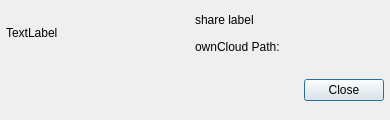
Qt form src/gui/sharedialog.ui (yufish/desktop) before a commit.
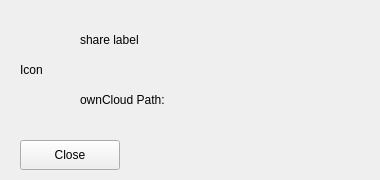
The same form after that commit. Icons and pictures are not drawn.

Commit message: Adjust ui size Policy, width and height for share dialog and its elements.

Patch:
```diff
--- a/src/gui/sharedialog.ui
+++ b/src/gui/sharedialog.ui
@@ -6,8 +6,8 @@
    <rect>
     <x>0</x>
     <y>0</y>
-    <width>390</width>
-    <height>120</height>
+    <width>380</width>
+    <height>180</height>
    </rect>
   </property>
   <property name="sizePolicy">
@@ -18,51 +18,54 @@
   </property>
   <property name="minimumSize">
    <size>
-    <width>390</width>
-    <height>120</height>
+    <width>380</width>
+    <height>180</height>
    </size>
   </property>
   <property name="maximumSize">
    <size>
     <width>16777215</width>
-    <height>120</height>
+    <height>16777215</height>
    </size>
   </property>
   <property name="windowTitle">
    <string>Dialog</string>
   </property>
-  <layout class="QVBoxLayout" name="verticalLayout_2">
+  <layout class="QVBoxLayout" name="verticalLayout_2" stretch="0,0,0,0">
    <property name="spacing">
-    <number>0</number>
+    <number>10</number>
    </property>
    <property name="sizeConstraint">
     <enum>QLayout::SetMinimumSize</enum>
    </property>
    <property name="leftMargin">
-    <number>0</number>
+    <number>20</number>
    </property>
    <property name="topMargin">
-    <number>0</number>
+    <number>10</number>
    </property>
    <property name="rightMargin">
-    <number>0</number>
+    <number>5</number>
    </property>
    <property name="bottomMargin">
-    <number>0</number>
+    <number>10</number>
    </property>
    <item>
-    <layout class="QGridLayout" name="gridLayout">
+    <layout class="QGridLayout" name="gridLayout" rowstretch="0,0" columnstretch="0,0">
      <property name="sizeConstraint">
       <enum>QLayout::SetMinimumSize</enum>
      </property>
      <property name="leftMargin">
-      <number>6</number>
+      <number>0</number>
      </property>
      <property name="topMargin">
-      <number>6</number>
+      <number>0</number>
      </property>
      <property name="rightMargin">
-      <number>6</number>
+      <number>0</number>
+     </property>
+     <property name="spacing">
+      <number>0</number>
      </property>
      <item row="0" column="1">
       <widget class="QLabel" name="label_name">
@@ -72,12 +75,27 @@
          <verstretch>0</verstretch>
         </sizepolicy>
        </property>
+       <property name="minimumSize">
+        <size>
+         <width>270</width>
+         <height>0</height>
+        </size>
+       </property>
+       <property name="lineWidth">
+        <number>0</number>
+       </property>
        <property name="text">
         <string>share label</string>
        </property>
        <property name="textFormat">
         <enum>Qt::PlainText</enum>
        </property>
+       <property name="wordWrap">
+        <bool>true</bool>
+       </property>
+       <property name="indent">
+        <number>0</number>
+       </property>
       </widget>
      </item>
      <item row="1" column="1">
@@ -88,6 +106,12 @@
          <verstretch>0</verstretch>
         </sizepolicy>
        </property>
+       <property name="minimumSize">
+        <size>
+         <width>270</width>
+         <height>0</height>
+        </size>
+       </property>
        <property name="font">
         <font>
          <weight>50</weight>
@@ -100,6 +124,12 @@
        <property name="textFormat">
         <enum>Qt::PlainText</enum>
        </property>
+       <property name="wordWrap">
+        <bool>true</bool>
+       </property>
+       <property name="indent">
+        <number>0</number>
+       </property>
       </widget>
      </item>
      <item row="0" column="0" rowspan="2">
@@ -110,8 +140,26 @@
          <verstretch>0</verstretch>
         </sizepolicy>
        </property>
+       <property name="minimumSize">
+        <size>
+         <width>60</width>
+         <height>0</height>
+        </size>
+       </property>
+       <property name="maximumSize">
+        <size>
+         <width>30</width>
+         <height>16777215</height>
+        </size>
+       </property>
        <property name="text">
-        <string>TextLabel</string>
+        <string>Icon</string>
+       </property>
+       <property name="margin">
+        <number>0</number>
+       </property>
+       <property name="indent">
+        <number>0</number>
        </property>
       </widget>
      </item>
@@ -144,50 +192,44 @@
     </layout>
    </item>
    <item>
-    <layout class="QHBoxLayout" name="buttonBoxLayout" stretch="0">
-     <property name="spacing">
-      <number>6</number>
-     </property>
-     <property name="sizeConstraint">
-      <enum>QLayout::SetMinimumSize</enum>
-     </property>
-     <property name="leftMargin">
-      <number>6</number>
-     </property>
-     <property name="topMargin">
-      <number>6</number>
-     </property>
-     <property name="rightMargin">
-      <number>6</number>
-     </property>
-     <property name="bottomMargin">
-      <number>6</number>
-     </property>
-     <item>
-      <widget class="QDialogButtonBox" name="buttonBox">
+    <widget class="QPushButton" name="buttonBox">
        <property name="sizePolicy">
-        <sizepolicy hsizetype="Minimum" vsizetype="Minimum">
+      <sizepolicy hsizetype="Maximum" vsizetype="Maximum">
          <horstretch>0</horstretch>
          <verstretch>0</verstretch>
         </sizepolicy>
        </property>
        <property name="minimumSize">
         <size>
-         <width>365</width>
-         <height>0</height>
-        </size>
-       </property>
-       <property name="standardButtons">
-        <set>QDialogButtonBox::Close</set>
-       </property>
-       <property name="centerButtons">
+       <width>100</width>
+       <height>30</height>
+      </size>
+     </property>
+     <property name="maximumSize">
+      <size>
+       <width>16777215</width>
+       <height>30</height>
+      </size>
+     </property>
+     <property name="layoutDirection">
+      <enum>Qt::LeftToRight</enum>
+     </property>
+     <property name="text">
+      <string>Close</string>
+     </property>
+     <property name="icon">
+      <iconset resource="../../client.qrc">
+       <normaloff>:/client/resources/dialog-close.png</normaloff>:/client/resources/dialog-close.png</iconset>
+     </property>
+     <property name="autoDefault">
         <bool>false</bool>
        </property>
+     <property name="default">
+      <bool>false</bool>
+     </property>
       </widget>
      </item>
     </layout>
-   </item>
-  </layout>
  </widget>
  <resources/>
  <connections/>
```
Left out of the diff: 8 changed lines with no effect on the pictures. Lines whose indentation alone changed are shown as unchanged. The commit also changes 6 other files.
